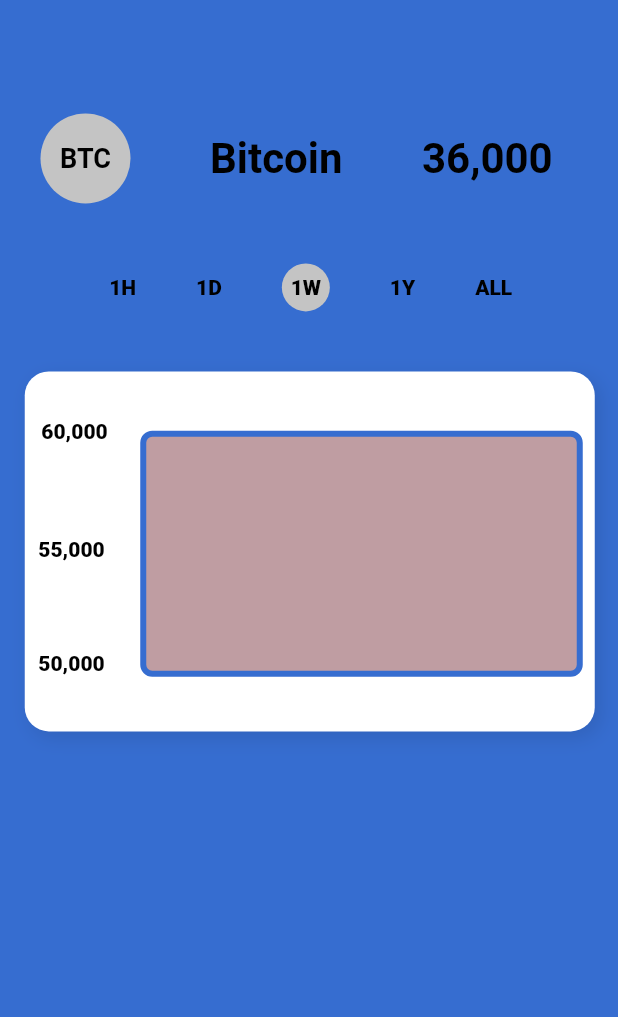
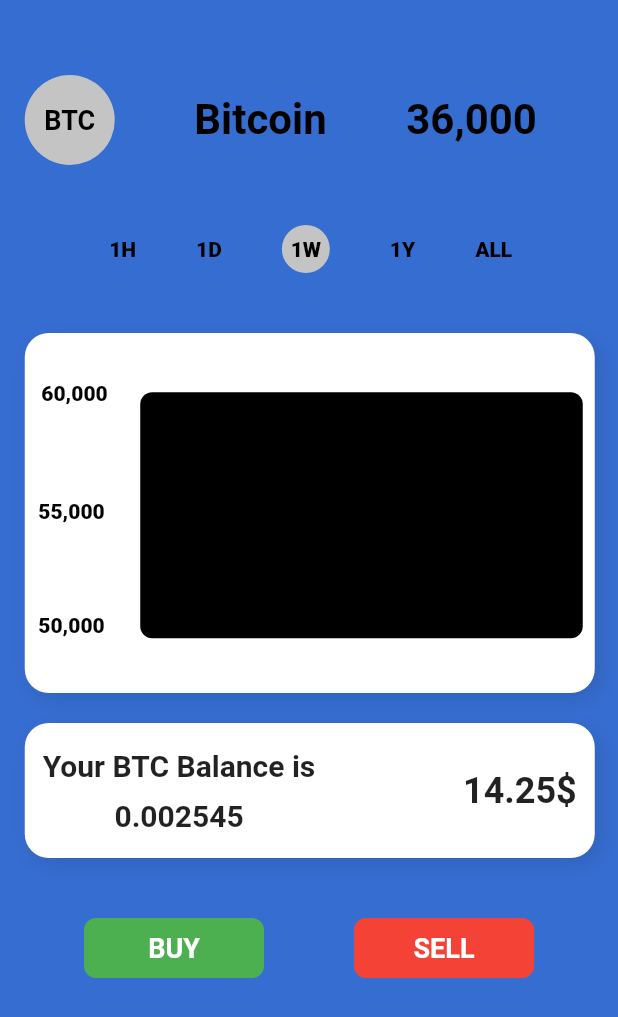
Before and after one commit to devenderbutani21/cryptocoinapp, a Flutter app: the InfoScreen screen opened by its route, on a phone screen of 412 x 824 dp. Shown: the top 1017 px of the screen. Run offline on Flutter 3.47's test engine with Material 2 defaults, Android fonts, the phone set to English and light mode, and no system bars; network calls fail.

Commit message:
UI fixes

```diff
--- a/lib/screens/info_screen.dart
+++ b/lib/screens/info_screen.dart
@@ -1,38 +1,51 @@
+import 'package:flutter/cupertino.dart';
 import 'package:flutter/material.dart';
+import 'package:cryptocoinapp/models/cryptocoin_model.dart';
+import 'package:cryptocoinapp/services/crypto_service.dart';
 
 class InfoScreen extends StatefulWidget {
+  // int index;
+  //
+  // InfoScreen(
+  //   this.index,
+  // );
+
   @override
   _InfoScreenState createState() => _InfoScreenState();
 }
 
 class _InfoScreenState extends State<InfoScreen> {
+  Future<CryptoCoinModel> cryptoCoinData;
+
+  @override
+  void initState() {
+    cryptoCoinData = CryptoService().fetchCoinValues();
+    super.initState();
+  }
+
   @override
   Widget build(BuildContext context) {
     return Scaffold(
       body: Container(
         width: double.maxFinite,
-        height: double.maxFinite,
+        height: double.infinity,
         decoration: BoxDecoration(
           color: Color(0xff366dd0),
         ),
         padding: const EdgeInsets.only(
           left: 16,
           right: 15,
-          top: 30,
-          bottom: 61,
+          top: 10,
+          bottom: 20,
         ),
         child: Column(
-          mainAxisSize: MainAxisSize.min,
-          mainAxisAlignment: MainAxisAlignment.start,
           crossAxisAlignment: CrossAxisAlignment.center,
           children: [
-            SizedBox(height: 45.60),
+            SizedBox(height: 40),
             Container(
-              width: 359,
+              width: 380,
               height: 60,
               child: Row(
-                mainAxisSize: MainAxisSize.min,
-                mainAxisAlignment: MainAxisAlignment.start,
                 crossAxisAlignment: CrossAxisAlignment.center,
                 children: [
                   Container(
@@ -231,11 +244,7 @@ class _InfoScreenState extends State<InfoScreen> {
                             height: 164,
                             decoration: BoxDecoration(
                               borderRadius: BorderRadius.circular(8),
-                              border: Border.all(
-                                color: Color(0xff366dd0),
-                                width: 4,
-                              ),
-                              color: Color(0x7f7f3a44),
+                              color: Colors.black,
                             ),
                           ),
                         ),
@@ -245,187 +254,114 @@ class _InfoScreenState extends State<InfoScreen> {
                 ],
               ),
             ),
+            SizedBox(height: 20),
+            Container(
+              height: 90,
+              width: 380,
+              padding: EdgeInsets.all(
+                12.0,
+              ),
+              decoration: BoxDecoration(
+                color: Colors.white,
+                borderRadius: BorderRadius.circular(16),
+                boxShadow: [
+                  BoxShadow(
+                    color: Color(0x19000000),
+                    blurRadius: 10,
+                    offset: Offset(4, 4),
+                  ),
+                ],
+              ),
+              child: Row(
+                mainAxisAlignment: MainAxisAlignment.spaceBetween,
+                children: [
+                  Column(
+                    children: [
+                      SizedBox(
+                        height: 5,
+                      ),
+                      Text(
+                        'Your BTC Balance is',
+                        style: TextStyle(
+                          fontSize: 20,
+                          fontWeight: FontWeight.bold,
+                        ),
+                      ),
+                      SizedBox(
+                        height: 10,
+                      ),
+                      Text(
+                        '0.002545',
+                        style: TextStyle(
+                          fontSize: 20,
+                          fontWeight: FontWeight.bold,
+                        ),
+                      ),
+                    ],
+                  ),
+                  Text(
+                    '14.25\$',
+                    style: TextStyle(
+                      fontSize: 24,
+                      fontWeight: FontWeight.bold,
+                    ),
+                  ),
+                ],
+              ),
+            ),
             SizedBox(height: 40),
-            // Container(
-            //   width: 380,
-            //   height: 90,
-            //   child: Row(
-            //     mainAxisSize: MainAxisSize.min,
-            //     mainAxisAlignment: MainAxisAlignment.center,
-            //     crossAxisAlignment: CrossAxisAlignment.center,
-            //     children: [
-            //       Container(
-            //         width: 380,
-            //         height: 90,
-            //         decoration: BoxDecoration(
-            //           borderRadius: BorderRadius.circular(16),
-            //           boxShadow: [
-            //             BoxShadow(
-            //               color: Color(0x19000000),
-            //               blurRadius: 10,
-            //               offset: Offset(4, 4),
-            //             ),
-            //           ],
-            //           color: Colors.white,
-            //         ),
-            //         padding: const EdgeInsets.only(
-            //           left: 15,
-            //           right: 40,
-            //           top: 19,
-            //           bottom: 18,
-            //         ),
-            //         child: Row(
-            //           mainAxisSize: MainAxisSize.min,
-            //           mainAxisAlignment: MainAxisAlignment.start,
-            //           crossAxisAlignment: CrossAxisAlignment.center,
-            //           children: [
-            //             Text(
-            //               "Your BTC Balance is",
-            //               textAlign: TextAlign.center,
-            //               style: TextStyle(
-            //                 color: Colors.black,
-            //                 fontSize: 16,
-            //                 fontFamily: "Roboto",
-            //                 fontWeight: FontWeight.w700,
-            //               ),
-            //             ),
-            //             SizedBox(width: 1),
-            //             Text(
-            //               "0.00233342",
-            //               textAlign: TextAlign.center,
-            //               style: TextStyle(
-            //                 color: Colors.black,
-            //                 fontSize: 16,
-            //                 fontFamily: "Roboto",
-            //                 fontWeight: FontWeight.w700,
-            //               ),
-            //             ),
-            //             SizedBox(width: 1),
-            //             Text(
-            //               "14.25",
-            //               textAlign: TextAlign.center,
-            //               style: TextStyle(
-            //                 color: Colors.black,
-            //                 fontSize: 28,
-            //                 fontFamily: "Roboto",
-            //                 fontWeight: FontWeight.w700,
-            //               ),
-            //             ),
-            //           ],
-            //         ),
-            //       ),
-            //     ],
-            //   ),
-            // ),
-            SizedBox(height: 45.60),
-            // Container(
-            //   width: 331,
-            //   height: 50,
-            //   child: Row(
-            //     mainAxisSize: MainAxisSize.min,
-            //     mainAxisAlignment: MainAxisAlignment.end,
-            //     crossAxisAlignment: CrossAxisAlignment.center,
-            //     children: [
-            //       Container(
-            //         width: 140,
-            //         height: 50,
-            //         child: Row(
-            //           mainAxisSize: MainAxisSize.min,
-            //           mainAxisAlignment: MainAxisAlignment.center,
-            //           crossAxisAlignment: CrossAxisAlignment.center,
-            //           children: [
-            //             Container(
-            //               width: 140,
-            //               height: 50,
-            //               decoration: BoxDecoration(
-            //                 borderRadius: BorderRadius.circular(8),
-            //                 boxShadow: [
-            //                   BoxShadow(
-            //                     color: Color(0x19000000),
-            //                     blurRadius: 10,
-            //                     offset: Offset(4, 4),
-            //                   ),
-            //                 ],
-            //                 color: Color(0xff92ff80),
-            //               ),
-            //               padding: const EdgeInsets.only(
-            //                 left: 51,
-            //                 right: 50,
-            //                 top: 14,
-            //                 bottom: 13,
-            //               ),
-            //               child: Row(
-            //                 mainAxisSize: MainAxisSize.min,
-            //                 mainAxisAlignment: MainAxisAlignment.center,
-            //                 crossAxisAlignment: CrossAxisAlignment.center,
-            //                 children: [
-            //                   Text(
-            //                     "BUY",
-            //                     textAlign: TextAlign.center,
-            //                     style: TextStyle(
-            //                       color: Colors.black,
-            //                       fontSize: 20,
-            //                       fontFamily: "Roboto",
-            //                       fontWeight: FontWeight.w700,
-            //                     ),
-            //                   ),
-            //                 ],
-            //               ),
-            //             ),
-            //           ],
-            //         ),
-            //       ),
-            //       SizedBox(width: 51),
-            //       Container(
-            //         width: 140,
-            //         height: 50,
-            //         child: Row(
-            //           mainAxisSize: MainAxisSize.min,
-            //           mainAxisAlignment: MainAxisAlignment.center,
-            //           crossAxisAlignment: CrossAxisAlignment.center,
-            //           children: [
-            //             Container(
-            //               width: 140,
-            //               height: 50,
-            //               decoration: BoxDecoration(
-            //                 borderRadius: BorderRadius.circular(8),
-            //                 boxShadow: [
-            //                   BoxShadow(
-            //                     color: Color(0x19000000),
-            //                     blurRadius: 10,
-            //                     offset: Offset(4, 4),
-            //                   ),
-            //                 ],
-            //                 color: Color(0xffff2525),
-            //               ),
-            //               padding: const EdgeInsets.only(
-            //                 top: 14,
-            //                 bottom: 13,
-            //               ),
-            //               child: Row(
-            //                 mainAxisSize: MainAxisSize.min,
-            //                 mainAxisAlignment: MainAxisAlignment.center,
-            //                 crossAxisAlignment: CrossAxisAlignment.center,
-            //                 children: [
-            //                   Text(
-            //                     "SELL",
-            //                     textAlign: TextAlign.center,
-            //                     style: TextStyle(
-            //                       color: Colors.black,
-            //                       fontSize: 20,
-            //                       fontFamily: "Roboto",
-            //                       fontWeight: FontWeight.w700,
-            //                     ),
-            //                   ),
-            //                 ],
-            //               ),
-            //             ),
-            //           ],
-            //         ),
-            //       ),
-            //     ],
-            //   ),
-            // ),
+            Row(
+              children: [
+                SizedBox(
+                  width: 40,
+                ),
+                GestureDetector(
+                  onTap: () {},
+                  child: Container(
+                    height: 40,
+                    width: 120,
+                    decoration: BoxDecoration(
+                      borderRadius: BorderRadius.circular(8.0),
+                      color: Colors.green,
+                    ),
+                    child: Center(
+                      child: Text(
+                        'BUY',
+                        style: TextStyle(
+                          fontSize: 18,
+                          fontWeight: FontWeight.bold,
+                          color: Colors.white,
+                        ),
+                      ),
+                    ),
+                  ),
+                ),
+                SizedBox(
+                  width: 60,
+                ),
+                GestureDetector(
+                  onTap: () {},
+                  child: Container(
+                    height: 40,
+                    width: 120,
+                    decoration: BoxDecoration(
+                      borderRadius: BorderRadius.circular(8.0),
+                      color: Colors.red,
+                    ),
+                    child: Center(
+                      child: Text(
+                        'SELL',
+                        style: TextStyle(
+                          fontSize: 18,
+                          fontWeight: FontWeight.bold,
+                          color: Colors.white,
+                        ),
+                      ),
+                    ),
+                  ),
+                ),
+              ],
+            ),
           ],
         ),
       ),
```
Also changed, not shown: lib/screens/home_screen.dart (+7 -3 lines).
